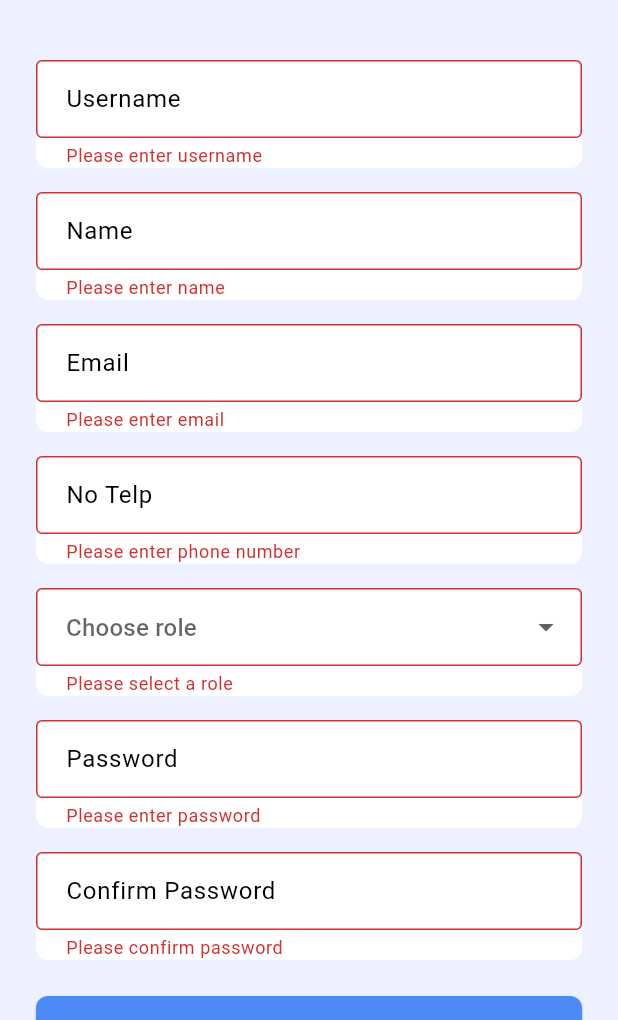
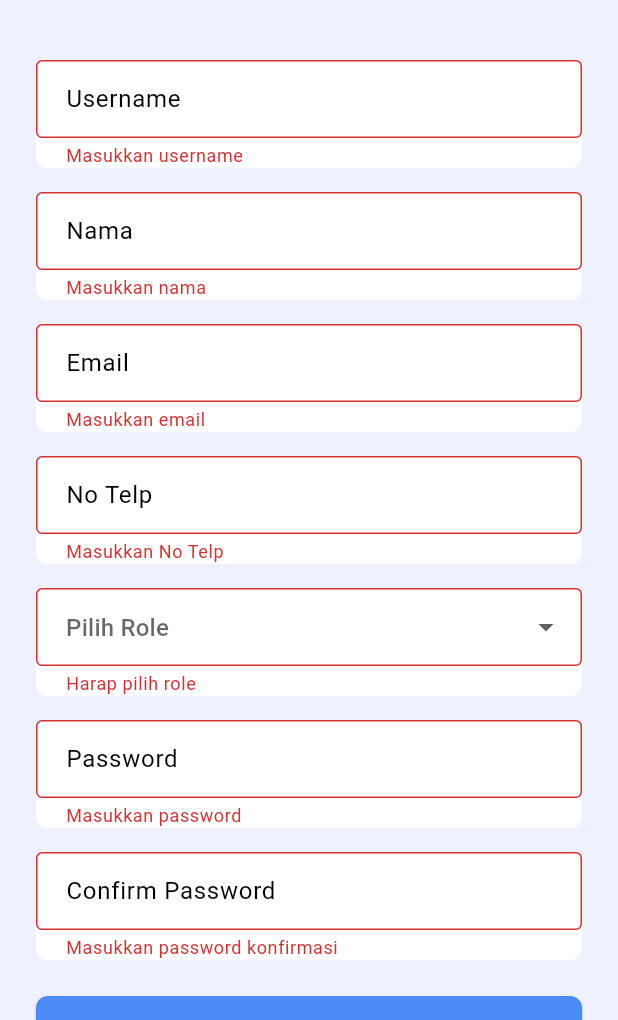
Before and after one commit to PBP-Ganjil-2024-2025-D12/BekasBerkelasMobile, a Flutter app: the RegisterScreen screen opened directly, after a tap on "Register", on a phone screen of 412 x 824 dp, the part 216-1236 px from its top. Run offline on Flutter 3.47's test engine with Material 3 defaults, Android fonts, the phone set to English and light mode, and no system bars; our stand-ins replace flutter_secure_storage, flutter_staggered_animations, image_picker; missing offline and left inert: pbp_django_auth; accounts and stored records are empty.

Commit message:
update language

```diff
--- a/lib/authentication/screens/login_screen.dart
+++ b/lib/authentication/screens/login_screen.dart
@@ -60,7 +60,7 @@ class _LoginScreenState extends State<LoginScreen> {
                           ),
                           contentPadding: EdgeInsets.symmetric(horizontal: 16, vertical: 14),
                         ),
-                        validator: (value) => value?.isEmpty ?? true ? 'Please enter username' : null,
+                        validator: (value) => value?.isEmpty ?? true ? 'Masukkan username' : null,
                         onSaved: (value) => _username = value ?? '',
                       ),
                     ),
@@ -86,7 +86,7 @@ class _LoginScreenState extends State<LoginScreen> {
                           contentPadding: EdgeInsets.symmetric(horizontal: 16, vertical: 14),
                         ),
                         obscureText: true,
-                        validator: (value) => value?.isEmpty ?? true ? 'Please enter password' : null,
+                        validator: (value) => value?.isEmpty ?? true ? 'Masukkan password' : null,
                         onSaved: (value) => _password = value ?? '',
                       ),
                     ),
@@ -168,7 +168,7 @@ class _LoginScreenState extends State<LoginScreen> {
                       mainAxisAlignment: MainAxisAlignment.center,
                       children: [
                         const Text(
-                          "Don't have an account yet? ",
+                          "Belum punya Akun? ",
                           style: TextStyle(color: Colors.black87),
                         ),
                         GestureDetector(
@@ -179,7 +179,7 @@ class _LoginScreenState extends State<LoginScreen> {
                             );
                           },
                           child: const Text(
-                            'Register Now',
+                            'Daftar sekarang',
                             style: TextStyle(
                               color: Color(0xFF4C8BF5),
                               fontWeight: FontWeight.w600,
--- a/lib/authentication/screens/register_screen.dart
+++ b/lib/authentication/screens/register_screen.dart
@@ -64,7 +64,7 @@ class _RegisterScreenState extends State<RegisterScreen> {
                               horizontal: 16, vertical: 14),
                         ),
                         validator: (value) => value?.isEmpty ?? true
-                            ? 'Please enter username'
+                            ? 'Masukkan username'
                             : null,
                         onSaved: (value) => _username = value ?? '',
                       ),
@@ -77,7 +77,7 @@ class _RegisterScreenState extends State<RegisterScreen> {
                       ),
                       child: TextFormField(
                         decoration: const InputDecoration(
-                          hintText: 'Name',
+                          hintText: 'Nama',
                           border: OutlineInputBorder(
                             borderSide: BorderSide(color: Colors.transparent),
                           ),
@@ -91,7 +91,7 @@ class _RegisterScreenState extends State<RegisterScreen> {
                               horizontal: 16, vertical: 14),
                         ),
                         validator: (value) =>
-                            value?.isEmpty ?? true ? 'Please enter name' : null,
+                            value?.isEmpty ?? true ? 'Masukkan nama' : null,
                         onSaved: (value) => _name = value ?? '',
                       ),
                     ),
@@ -117,7 +117,7 @@ class _RegisterScreenState extends State<RegisterScreen> {
                               horizontal: 16, vertical: 14),
                         ),
                         validator: (value) => value?.isEmpty ?? true
-                            ? 'Please enter email'
+                            ? 'Masukkan email'
                             : null,
                         onSaved: (value) => _email = value ?? '',
                       ),
@@ -144,7 +144,7 @@ class _RegisterScreenState extends State<RegisterScreen> {
                               horizontal: 16, vertical: 14),
                         ),
                         validator: (value) => value?.isEmpty ?? true
-                            ? 'Please enter phone number'
+                            ? 'Masukkan No Telp'
                             : null,
                         onSaved: (value) => _phone = value ?? '',
                       ),
@@ -158,7 +158,7 @@ class _RegisterScreenState extends State<RegisterScreen> {
                       child: DropdownButtonFormField<String>(
                         decoration: const InputDecoration(
                           isDense: true,
-                          hintText: 'Choose role',
+                          hintText: 'Pilih Role',
                           border: OutlineInputBorder(
                             borderSide: BorderSide(color: Colors.transparent),
                           ),
@@ -184,7 +184,7 @@ class _RegisterScreenState extends State<RegisterScreen> {
                         onChanged: (value) =>
                             setState(() => _role = value ?? ''),
                         validator: (value) =>
-                            value == null ? 'Please select a role' : null,
+                            value == null ? 'Harap pilih role' : null,
                       ),
                     ),
                     const SizedBox(height: 16),
@@ -210,7 +210,7 @@ class _RegisterScreenState extends State<RegisterScreen> {
                         ),
                         obscureText: true,
                         validator: (value) => value?.isEmpty ?? true
-                            ? 'Please enter password'
+                            ? 'Masukkan password'
                             : null,
                         onSaved: (value) => _password = value ?? '',
                       ),
@@ -238,7 +238,7 @@ class _RegisterScreenState extends State<RegisterScreen> {
                         ),
                         obscureText: true,
                         validator: (value) => value?.isEmpty ?? true
-                            ? 'Please confirm password'
+                            ? 'Masukkan password konfirmasi'
                             : null,
                         onSaved: (value) => _confirmPassword = value ?? '',
                       ),
@@ -315,7 +315,7 @@ class _RegisterScreenState extends State<RegisterScreen> {
                       mainAxisAlignment: MainAxisAlignment.center,
                       children: [
                         const Text(
-                          "Already have an account? ",
+                          "Sudah punya Akun? ",
                           style: TextStyle(color: Colors.black87),
                         ),
                         GestureDetector(
@@ -327,7 +327,7 @@ class _RegisterScreenState extends State<RegisterScreen> {
                             );
                           },
                           child: const Text(
-                            'Login Now',
+                            'Login Sekarang',
                             style: TextStyle(
                               color: Color(0xFF4C8BF5),
                               fontWeight: FontWeight.w600,
```
